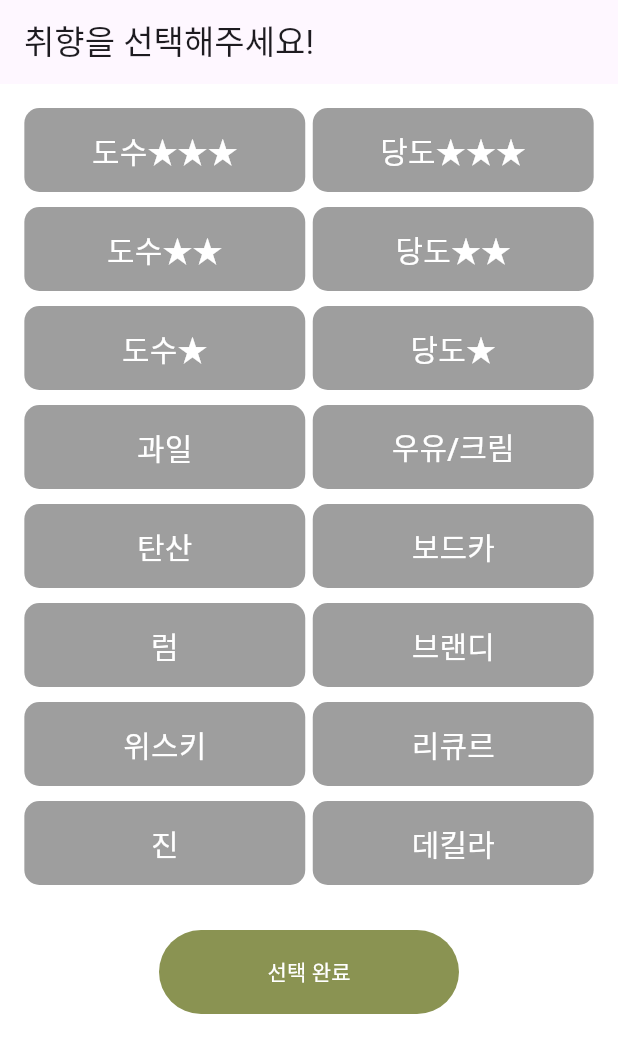
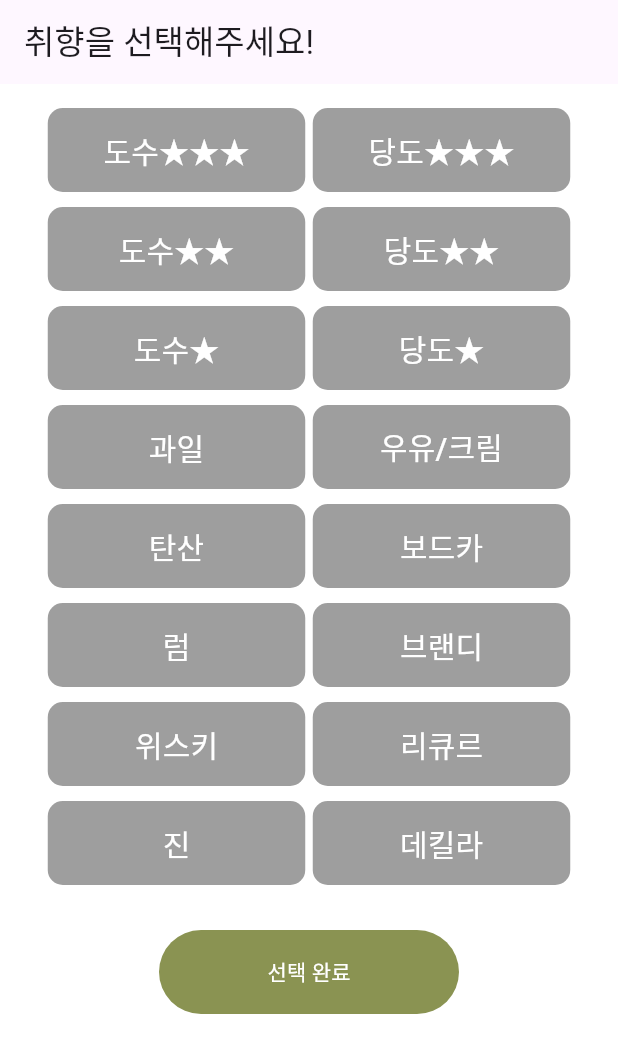
Before and after one commit to daehun123/CAKI_project, a Flutter app: the pre_choice screen opened directly, on a phone screen of 412 x 824 dp. Shown: the top 1053 px of the screen. Run offline on Flutter 3.47's test engine with Material 3 defaults, Android fonts, the phone set to English and light mode, and no system bars; drawn by our look-alikes of group_button.

Commit message:
버튼 크기 줄임

```diff
--- a/lib/Screens/Preference/preference_screen.dart
+++ b/lib/Screens/Preference/preference_screen.dart
@@ -63,7 +63,7 @@ class pre_choice extends StatelessWidget {
                           ),
                           borderRadius: BorderRadius.circular(10),
                           spacing: 5,
-                          buttonWidth: MediaQuery.of(context).size.width / 2.2,
+                          buttonWidth: MediaQuery.of(context).size.width / 2.4,
                         ),
                         isRadio: false,
                         controller: GroupButtonController(
```
